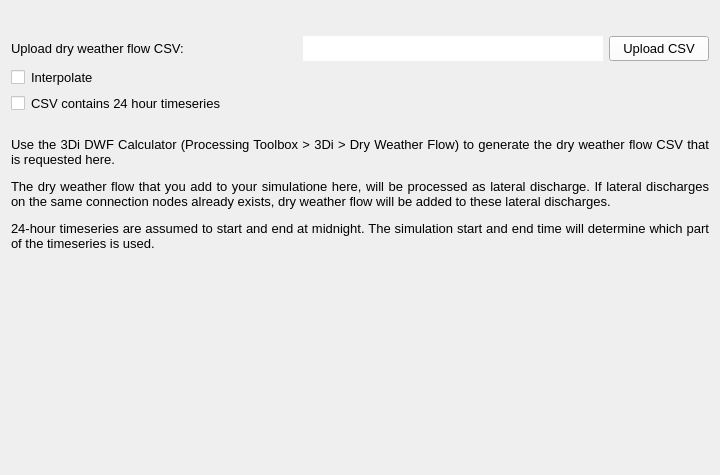
Before: the Qt Designer form threedi_models_and_simulations/ui/simulation_wizard/page_dwf.ui in nens/threedi-api-qgis-client, drawn with Qt 5.
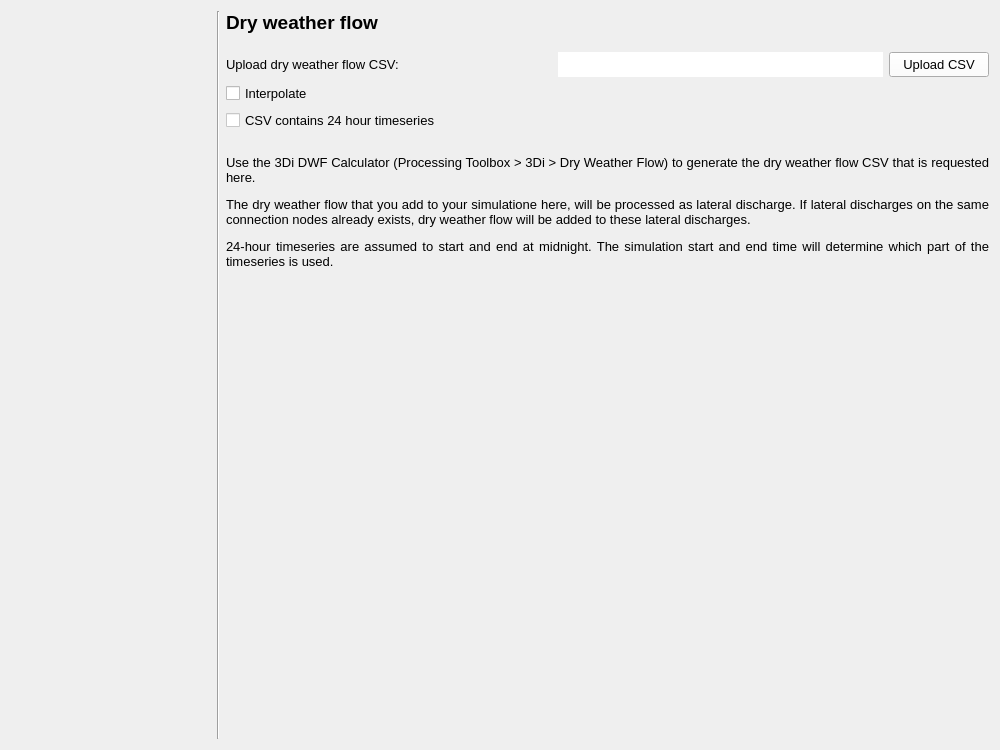
After: the same form once the commit is applied.

Commit message:
Changed the way of showing progress of the simulation wizard. (#424)
* Changed the way of showing progress of the simulation wizard.

```diff
--- a/threedi_models_and_simulations/ui/simulation_wizard/page_dwf.ui
+++ b/threedi_models_and_simulations/ui/simulation_wizard/page_dwf.ui
@@ -6,13 +6,13 @@
    <rect>
     <x>0</x>
     <y>0</y>
-    <width>720</width>
-    <height>475</height>
+    <width>1000</width>
+    <height>750</height>
    </rect>
   </property>
   <property name="minimumSize">
    <size>
-    <width>720</width>
+    <width>0</width>
     <height>0</height>
    </size>
   </property>
@@ -63,7 +63,20 @@
    <string>Form</string>
   </property>
   <layout class="QGridLayout" name="gridLayout">
-   <item row="15" column="0">
+   <item row="6" column="2">
+    <spacer name="horizontalSpacer">
+     <property name="orientation">
+      <enum>Qt::Horizontal</enum>
+     </property>
+     <property name="sizeHint" stdset="0">
+      <size>
+       <width>40</width>
+       <height>20</height>
+      </size>
+     </property>
+    </spacer>
+   </item>
+   <item row="5" column="2">
     <spacer name="verticalSpacer_4">
      <property name="orientation">
       <enum>Qt::Vertical</enum>
@@ -76,40 +89,75 @@
      </property>
     </spacer>
    </item>
-   <item row="1" column="0">
-    <spacer name="verticalSpacer_2">
+   <item row="0" column="0" rowspan="7">
+    <widget class="QWidget" name="wizard_steps_widget" native="true">
+     <property name="sizePolicy">
+      <sizepolicy hsizetype="Preferred" vsizetype="Expanding">
+       <horstretch>0</horstretch>
+       <verstretch>0</verstretch>
+      </sizepolicy>
+     </property>
+     <property name="minimumSize">
+      <size>
+       <width>200</width>
+       <height>0</height>
+      </size>
+     </property>
+     <property name="maximumSize">
+      <size>
+       <width>200</width>
+       <height>16777215</height>
+      </size>
+     </property>
+     <layout class="QVBoxLayout" name="verticalLayout"/>
+    </widget>
+   </item>
+   <item row="0" column="2">
+    <widget class="QLabel" name="label_3">
+     <property name="font">
+      <font>
+       <family>Segoe UI</family>
+       <pointsize>14</pointsize>
+       <weight>75</weight>
+       <bold>true</bold>
+       <underline>false</underline>
+      </font>
+     </property>
+     <property name="text">
+      <string>Dry weather flow</string>
+     </property>
+    </widget>
+   </item>
+   <item row="0" column="1" rowspan="7">
+    <widget class="Line" name="line">
+     <property name="sizePolicy">
+      <sizepolicy hsizetype="Fixed" vsizetype="Expanding">
+       <horstretch>0</horstretch>
+       <verstretch>0</verstretch>
+      </sizepolicy>
+     </property>
      <property name="orientation">
       <enum>Qt::Vertical</enum>
      </property>
-     <property name="sizeType">
-      <enum>QSizePolicy::Fixed</enum>
-     </property>
-     <property name="sizeHint" stdset="0">
-      <size>
-       <width>20</width>
-       <height>25</height>
-      </size>
-     </property>
-    </spacer>
+    </widget>
    </item>
-   <item row="0" column="0">
-    <layout class="QVBoxLayout" name="svg_lout">
+   <item row="3" column="2">
+    <layout class="QGridLayout" name="gridLayout_2">
      <property name="bottomMargin">
       <number>0</number>
      </property>
-    </layout>
-   </item>
-   <item row="5" column="0">
-    <layout class="QHBoxLayout" name="horizontalLayout_5">
-     <property name="bottomMargin">
-      <number>0</number>
-     </property>
-     <item>
-      <widget class="QLabel" name="dwf_layout">
+     <item row="0" column="2">
+      <widget class="QPushButton" name="pb_upload_dwf">
+       <property name="sizePolicy">
+        <sizepolicy hsizetype="Minimum" vsizetype="Preferred">
+         <horstretch>0</horstretch>
+         <verstretch>0</verstretch>
+        </sizepolicy>
+       </property>
        <property name="minimumSize">
         <size>
-         <width>150</width>
-         <height>20</height>
+         <width>100</width>
+         <height>25</height>
         </size>
        </property>
        <property name="maximumSize">
@@ -125,30 +173,17 @@
         </font>
        </property>
        <property name="text">
-        <string>Upload dry weather flow CSV:</string>
+        <string>Upload CSV</string>
        </property>
       </widget>
      </item>
-     <item>
-      <spacer name="horizontalSpacer_2">
-       <property name="orientation">
-        <enum>Qt::Horizontal</enum>
-       </property>
-       <property name="sizeHint" stdset="0">
-        <size>
-         <width>40</width>
-         <height>20</height>
-        </size>
-       </property>
-      </spacer>
-     </item>
-     <item>
+     <item row="0" column="1">
       <widget class="QLineEdit" name="dwf_upload">
        <property name="enabled">
         <bool>true</bool>
        </property>
        <property name="sizePolicy">
-        <sizepolicy hsizetype="Preferred" vsizetype="Preferred">
+        <sizepolicy hsizetype="Expanding" vsizetype="Preferred">
          <horstretch>0</horstretch>
          <verstretch>0</verstretch>
         </sizepolicy>
@@ -167,6 +202,7 @@
        </property>
        <property name="font">
         <font>
+         <family>Segoe UI</family>
          <pointsize>10</pointsize>
         </font>
        </property>
@@ -181,56 +217,24 @@
        </property>
       </widget>
      </item>
-     <item>
-      <widget class="QPushButton" name="pb_upload_dwf">
-       <property name="sizePolicy">
-        <sizepolicy hsizetype="Minimum" vsizetype="Preferred">
-         <horstretch>0</horstretch>
-         <verstretch>0</verstretch>
-        </sizepolicy>
-       </property>
-       <property name="minimumSize">
-        <size>
-         <width>100</width>
-         <height>25</height>
-        </size>
-       </property>
-       <property name="maximumSize">
-        <size>
-         <width>16777215</width>
-         <height>16777215</height>
-        </size>
-       </property>
-       <property name="font">
-        <font>
-         <family>Segoe UI</family>
-         <pointsize>10</pointsize>
-        </font>
-       </property>
-       <property name="text">
-        <string>Upload CSV</string>
-       </property>
-      </widget>
-     </item>
-    </layout>
-   </item>
-   <item row="7" column="0">
-    <layout class="QHBoxLayout" name="horizontalLayout">
-     <property name="bottomMargin">
-      <number>0</number>
-     </property>
-     <item>
+     <item row="2" column="0">
       <widget class="QCheckBox" name="cb_24h">
+       <property name="sizePolicy">
+        <sizepolicy hsizetype="Expanding" vsizetype="Fixed">
+         <horstretch>0</horstretch>
+         <verstretch>0</verstretch>
+        </sizepolicy>
+       </property>
        <property name="minimumSize">
         <size>
-         <width>14</width>
-         <height>14</height>
+         <width>0</width>
+         <height>0</height>
         </size>
        </property>
        <property name="maximumSize">
         <size>
-         <width>14</width>
-         <height>14</height>
+         <width>16777215</width>
+         <height>16777215</height>
         </size>
        </property>
        <property name="palette">
@@ -327,33 +331,6 @@
        <property name="font">
         <font>
          <family>Segoe UI</family>
-         <pointsize>15</pointsize>
-        </font>
-       </property>
-       <property name="styleSheet">
-        <string notr="true">QCheckBox{background-color: white;}</string>
-       </property>
-       <property name="text">
-        <string/>
-       </property>
-      </widget>
-     </item>
-     <item>
-      <widget class="QLabel" name="label_2">
-       <property name="minimumSize">
-        <size>
-         <width>200</width>
-         <height>20</height>
-        </size>
-       </property>
-       <property name="maximumSize">
-        <size>
-         <width>16777215</width>
-         <height>16777215</height>
-        </size>
-       </property>
-       <property name="font">
-        <font>
          <pointsize>10</pointsize>
         </font>
        </property>
@@ -362,22 +339,24 @@
        </property>
       </widget>
      </item>
-    </layout>
-   </item>
-   <item row="6" column="0">
-    <layout class="QHBoxLayout" name="horizontalLayout_4">
-     <item>
+     <item row="1" column="0">
       <widget class="QCheckBox" name="cb_interpolate_dwf">
+       <property name="sizePolicy">
+        <sizepolicy hsizetype="Preferred" vsizetype="Preferred">
+         <horstretch>0</horstretch>
+         <verstretch>0</verstretch>
+        </sizepolicy>
+       </property>
        <property name="minimumSize">
         <size>
-         <width>14</width>
-         <height>14</height>
+         <width>0</width>
+         <height>0</height>
         </size>
        </property>
        <property name="maximumSize">
         <size>
-         <width>14</width>
-         <height>14</height>
+         <width>16777215</width>
+         <height>16777215</height>
         </size>
        </property>
        <property name="font">
@@ -387,64 +366,62 @@
         </font>
        </property>
        <property name="layoutDirection">
-        <enum>Qt::RightToLeft</enum>
-       </property>
-       <property name="styleSheet">
-        <string notr="true">QCheckBox{background-color: white;}</string>
-       </property>
-       <property name="text">
-        <string/>
-       </property>
-       <property name="checked">
-        <bool>false</bool>
-       </property>
-      </widget>
-     </item>
-     <item>
-      <widget class="QLabel" name="label_11">
-       <property name="minimumSize">
-        <size>
-         <width>75</width>
-         <height>20</height>
-        </size>
-       </property>
-       <property name="maximumSize">
-        <size>
-         <width>16777215</width>
-         <height>16777215</height>
-        </size>
-       </property>
-       <property name="font">
-        <font>
-         <pointsize>10</pointsize>
-        </font>
+        <enum>Qt::LeftToRight</enum>
        </property>
        <property name="text">
         <string>Interpolate</string>
        </property>
+       <property name="checked">
+        <bool>false</bool>
+       </property>
+      </widget>
+     </item>
+     <item row="0" column="0">
+      <widget class="QLabel" name="dwf_layout">
+       <property name="minimumSize">
+        <size>
+         <width>0</width>
+         <height>20</height>
+        </size>
+       </property>
+       <property name="maximumSize">
+        <size>
+         <width>16777215</width>
+         <height>16777215</height>
+        </size>
+       </property>
+       <property name="font">
+        <font>
+         <family>Segoe UI</family>
+         <pointsize>10</pointsize>
+        </font>
+       </property>
+       <property name="text">
+        <string>Upload dry weather flow CSV:</string>
+       </property>
+      </widget>
+     </item>
+     <item row="3" column="0" colspan="3">
+      <widget class="QLabel" name="label">
+       <property name="sizePolicy">
+        <sizepolicy hsizetype="Preferred" vsizetype="Minimum">
+         <horstretch>0</horstretch>
+         <verstretch>0</verstretch>
+        </sizepolicy>
+       </property>
+       <property name="text">
+        <string>&lt;html&gt;&lt;head/&gt;&lt;body&gt;&lt;p align=&quot;justify&quot;&gt;&lt;br/&gt;&lt;span style=&quot; font-size:10pt;&quot;&gt;Use the 3Di DWF Calculator (Processing Toolbox &amp;gt; 3Di &amp;gt; Dry Weather Flow) to generate the dry weather flow CSV that is requested here.&lt;/span&gt;&lt;/p&gt;&lt;p align=&quot;justify&quot;&gt;&lt;span style=&quot; font-size:10pt;&quot;&gt;The dry weather flow that you add to your simulatione here, will be processed as lateral discharge. If lateral discharges on the same connection nodes already exists, dry weather flow will be added to these lateral discharges.&lt;/span&gt;&lt;/p&gt;&lt;p align=&quot;justify&quot;&gt;&lt;span style=&quot; font-size:10pt;&quot;&gt;24-hour timeseries are assumed to start and end at midnight. The simulation start and end time will determine which part of the timeseries is used.&lt;/span&gt;&lt;/p&gt;&lt;/body&gt;&lt;/html&gt;</string>
+       </property>
+       <property name="textFormat">
+        <enum>Qt::RichText</enum>
+       </property>
+       <property name="wordWrap">
+        <bool>true</bool>
+       </property>
       </widget>
      </item>
     </layout>
    </item>
-   <item row="14" column="0">
-    <widget class="QLabel" name="label">
-     <property name="sizePolicy">
-      <sizepolicy hsizetype="Preferred" vsizetype="Minimum">
-       <horstretch>0</horstretch>
-       <verstretch>0</verstretch>
-      </sizepolicy>
-     </property>
-     <property name="text">
-      <string>&lt;html&gt;&lt;head/&gt;&lt;body&gt;&lt;p align=&quot;justify&quot;&gt;&lt;br/&gt;&lt;span style=&quot; font-size:10pt;&quot;&gt;Use the 3Di DWF Calculator (Processing Toolbox &amp;gt; 3Di &amp;gt; Dry Weather Flow) to generate the dry weather flow CSV that is requested here.&lt;/span&gt;&lt;/p&gt;&lt;p align=&quot;justify&quot;&gt;&lt;span style=&quot; font-size:10pt;&quot;&gt;The dry weather flow that you add to your simulatione here, will be processed as lateral discharge. If lateral discharges on the same connection nodes already exists, dry weather flow will be added to these lateral discharges.&lt;/span&gt;&lt;/p&gt;&lt;p align=&quot;justify&quot;&gt;&lt;span style=&quot; font-size:10pt;&quot;&gt;24-hour timeseries are assumed to start and end at midnight. The simulation start and end time will determine which part of the timeseries is used.&lt;/span&gt;&lt;/p&gt;&lt;/body&gt;&lt;/html&gt;</string>
-     </property>
-     <property name="textFormat">
-      <enum>Qt::RichText</enum>
-     </property>
-     <property name="wordWrap">
-      <bool>true</bool>
-     </property>
-    </widget>
-   </item>
   </layout>
  </widget>
  <resources/>
```
The commit also changes 21 other files.
